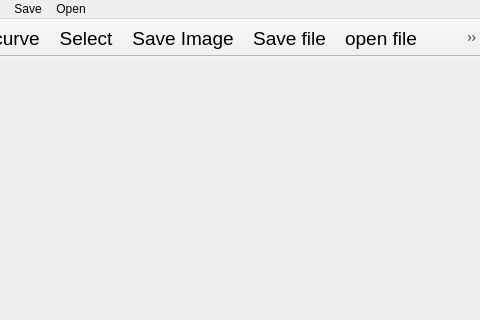
First picture: the form in test_painter2/mainwindow.ui, repository e0eaea/I-SURF2016-SUMMER, before the edit; both pictures show x 120 to 600 and y 0 to 320 of the 600 by 500 pixel window.
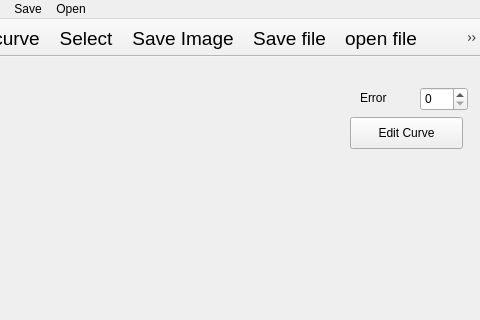
Second picture: the form after the edit.

Commit message: Edit curve algorithm and make buttons for creating curves easy

Diff of the .ui file:
```diff
--- a/test_painter2/mainwindow.ui
+++ b/test_painter2/mainwindow.ui
@@ -13,7 +13,54 @@
   <property name="windowTitle">
    <string>MainWindow</string>
   </property>
-  <widget class="QWidget" name="centralWidget"/>
+  <widget class="QWidget" name="centralWidget">
+   <widget class="QWidget" name="control_widget" native="true">
+    <property name="geometry">
+     <rect>
+      <x>470</x>
+      <y>20</y>
+      <width>120</width>
+      <height>80</height>
+     </rect>
+    </property>
+    <widget class="QLabel" name="label">
+     <property name="geometry">
+      <rect>
+       <x>10</x>
+       <y>10</y>
+       <width>41</width>
+       <height>21</height>
+      </rect>
+     </property>
+     <property name="text">
+      <string>Error</string>
+     </property>
+    </widget>
+    <widget class="QPushButton" name="pushButton">
+     <property name="geometry">
+      <rect>
+       <x>0</x>
+       <y>40</y>
+       <width>113</width>
+       <height>32</height>
+      </rect>
+     </property>
+     <property name="text">
+      <string>Edit Curve</string>
+     </property>
+    </widget>
+    <widget class="QSpinBox" name="spinBox">
+     <property name="geometry">
+      <rect>
+       <x>70</x>
+       <y>10</y>
+       <width>48</width>
+       <height>24</height>
+      </rect>
+     </property>
+    </widget>
+   </widget>
+  </widget>
   <widget class="QMenuBar" name="menuBar">
    <property name="geometry">
     <rect>
```
The commit also changes 9 other files.
